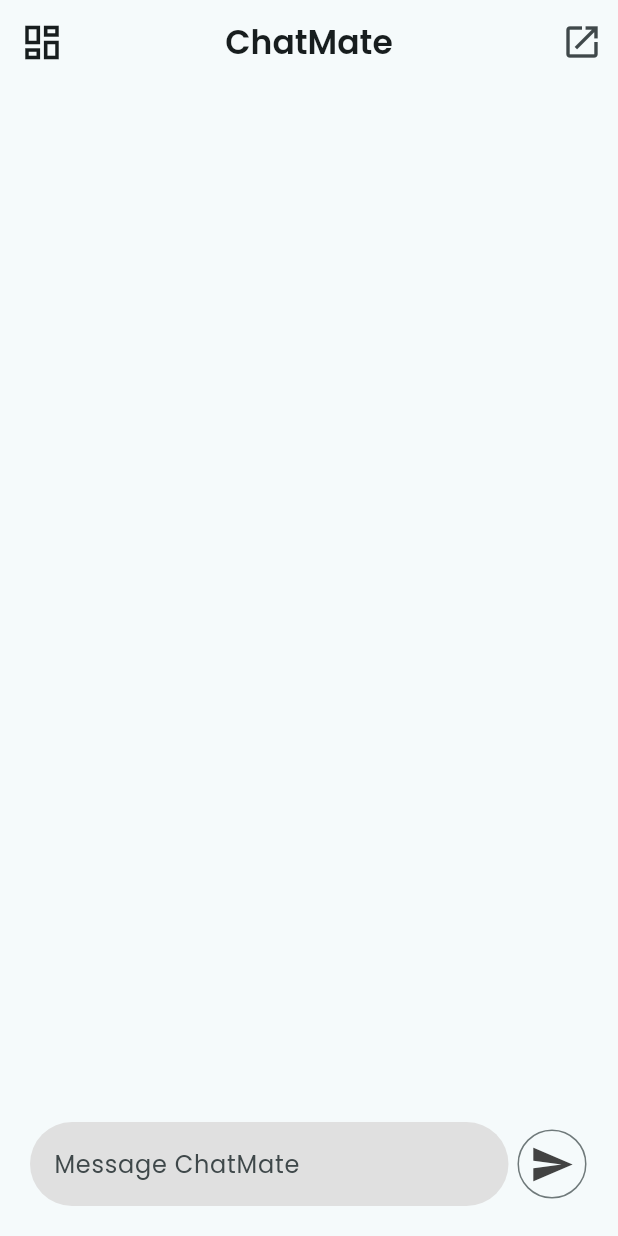
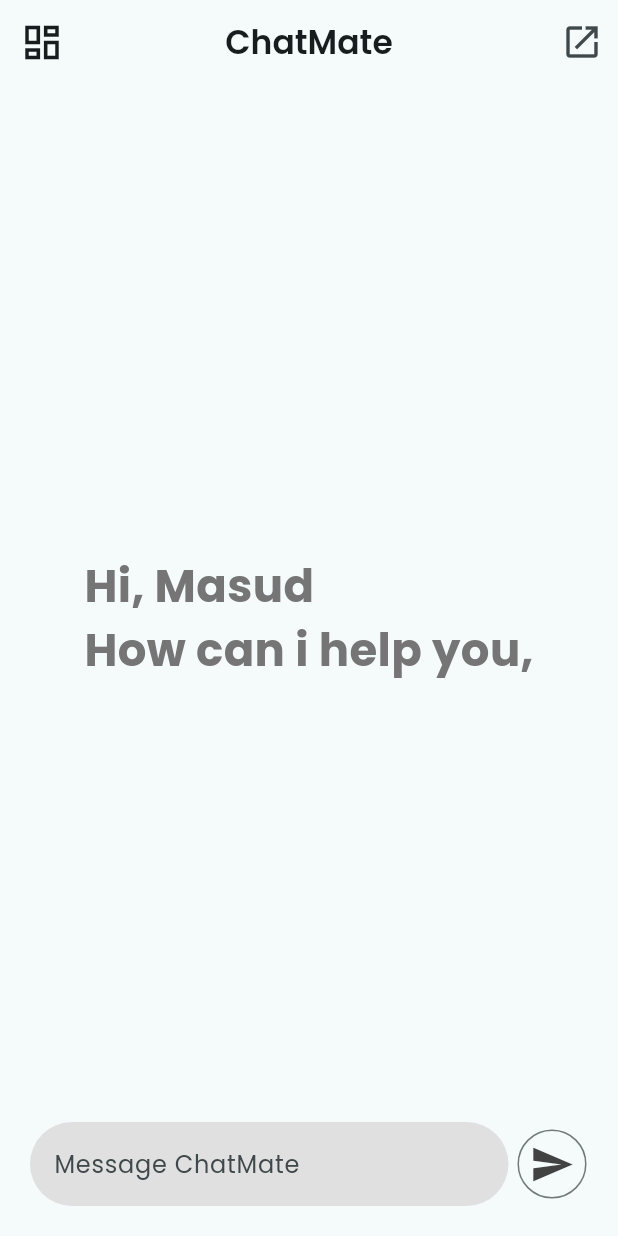
Before and after one commit to masud51435/ChatMate, a Flutter app: the screen it shows after launch, on a phone screen of 412 x 824 dp. Run offline on Flutter 3.47's test engine with Material 3 defaults, Android fonts, the phone set to English and light mode, and no system bars; our stand-ins replace get, google_fonts, google_generative_ai.

Commit message:
change some thing

```diff
--- a/lib/controllers/chatmate_controller.dart
+++ b/lib/controllers/chatmate_controller.dart
@@ -10,6 +10,7 @@ class ChatmateController extends GetxController {
 
   final TextEditingController textController = TextEditingController();
   final ScrollController scrollController = ScrollController();
+  RxBool isClear = true.obs;
 
   final RxList<dynamic> messages = [].obs;
 
@@ -28,12 +29,14 @@ class ChatmateController extends GetxController {
   callGeminiAiModal() async {
     try {
       if (textController.text.isNotEmpty) {
+        isClear.value = false;
         messages.add(Message(
           text: textController.text.trim(),
           isUser: true,
         ));
         _scrollDown();
       }
+      isClear.value = false;
       final model = GenerativeModel(
         model: 'gemini-1.5-flash',
         apiKey: GEMINI_API_KEY,
--- /dev/null
+++ b/lib/screens/home_page/display_text.dart
@@ -0,0 +1,21 @@
+import 'package:flutter/material.dart';
+
+class DisplayText extends StatelessWidget {
+  const DisplayText({
+    super.key,
+  });
+
+  @override
+  Widget build(BuildContext context) {
+    return Center(
+        child: Text(
+          'Hi, Masud \nHow can i help you,',
+          style: TextStyle(
+            fontSize: 30,
+            color: Colors.grey.shade600,
+            fontWeight: FontWeight.bold,
+          ),
+        ),
+      );
+  }
+}
--- a/lib/screens/home_page/home_page.dart
+++ b/lib/screens/home_page/home_page.dart
@@ -4,6 +4,7 @@ import 'package:get/get.dart';
 import 'appbar.dart';
 import 'bottom_text_field.dart';
 import 'chat_item.dart';
+import 'display_text.dart';
 
 class HomePage extends StatelessWidget {
   const HomePage({super.key});
@@ -20,7 +21,9 @@ class HomePage extends StatelessWidget {
           children: [
             Obx(
               () => Expanded(
-                child: ListView.builder(
+                child: controller.isClear.value
+                    ? const DisplayText()
+                    : ListView.builder(
                         itemCount: controller.messages.length,
                         controller: controller.scrollController,
                         itemBuilder: (BuildContext context, int index) {
```
Also changed, not shown: lib/screens/home_page/chat_item.dart (+13 -8 lines). Lines whose indentation alone changed are shown as unchanged.
